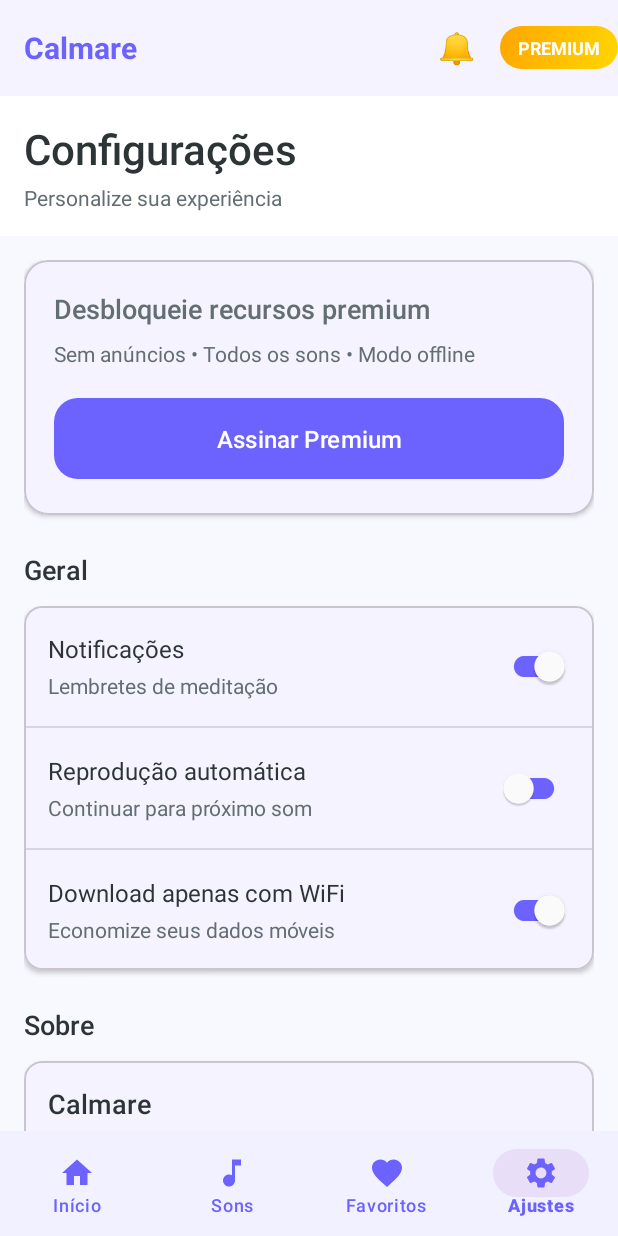
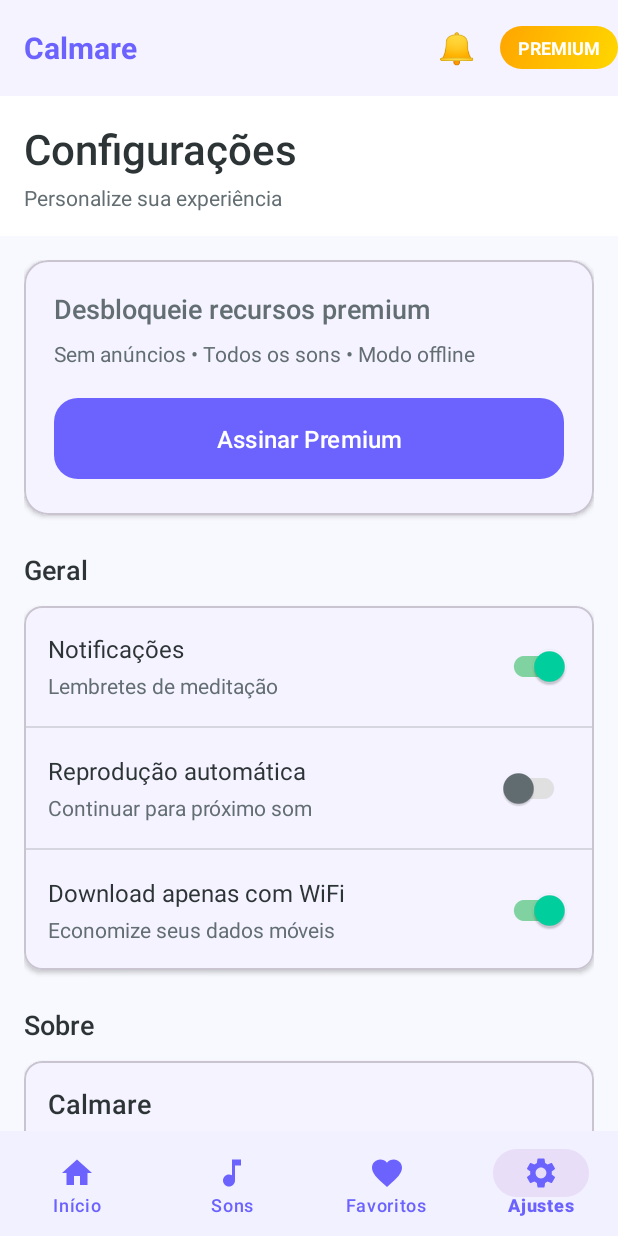
Before and after one commit to vandersonbraz/projeto-android, an Android app: the screen it shows after launch (MainActivity), item 4 of the bottom bar chosen, on a phone screen of 412 x 824 dp. Run offline under Robolectric (Android 15) with nearby library versions, the phone set to English and light mode, and no system bars; our stand-ins replace AdMob; libraries missing offline, so code that uses them is left out: com.android.billingclient; pictures from the network do not load; 5 statements that could not run were skipped.

Commit message:
Fix: Todas as melhorias de UX/UI solicitadas
✅ Correções implementadas:

1. **Removido warnings de compilação**
   - Parâmetros não utilizados em HomeFragment.openPlayer()

2. **Ícones Premium removidos**
   - Todos os sons são gratuitos agora
   - SoundsAdapter e SoundsHorizontalAdapter atualizados

3. **Player inicia PAUSADO**
   - Botão aparece como ▶️ Play ao abrir
   - Não toca automaticamente

4. **Switches ON/OFF com cores**
   - Verde (✅) quando ON
   - Cinza quando OFF
   - switch_thumb_color.xml e switch_track_color.xml criados

5. **Coração vermelho em favoritos**
   - Vermelho quando favoritado
   - Cinza quando não favoritado

6. **Botões de categorias redimensionados**
   - Texto menor (13sp)
   - Espaçamento reduzido (6dp)
   - Cabem todos na tela sem scroll

7. **Card Respiração 5 minutos corrigido**
   - Função openPlayer() atualizada

Arquivos modificados:
- PlayerActivity.kt
- SoundsAdapter.kt
- SoundsHorizontalAdapter.kt
- HomeFragment.kt
- fragment_settings.xml
- fragment_sounds.xml
- themes.xml
- color/switch_thumb_color.xml (novo)
- color/switch_track_color.xml (novo)

```diff
--- a/CalmareApp/app/src/main/java/com/calmare/app/ui/adapters/SoundsAdapter.kt
+++ b/CalmareApp/app/src/main/java/com/calmare/app/ui/adapters/SoundsAdapter.kt
@@ -39,8 +39,8 @@ class SoundsAdapter(
         holder.tvDuration.text = formatDuration(sound.duration)
         holder.tvCategory.text = sound.category
 
-        // Mostra badge premium se necessário
-        holder.chipPremium.visibility = if (sound.isPremium) View.VISIBLE else View.GONE
+        // Premium removido - todos os sons são gratuitos agora
+        holder.chipPremium.visibility = View.GONE
 
         // Click listeners
         holder.itemView.setOnClickListener {
--- a/CalmareApp/app/src/main/java/com/calmare/app/ui/adapters/SoundsHorizontalAdapter.kt
+++ b/CalmareApp/app/src/main/java/com/calmare/app/ui/adapters/SoundsHorizontalAdapter.kt
@@ -35,8 +35,8 @@ class SoundsHorizontalAdapter(
         holder.tvTitle.text = sound.title
         holder.tvDuration.text = formatDuration(sound.duration)
 
-        // Show premium badge if needed
-        holder.chipPremium.visibility = if (sound.isPremium) View.VISIBLE else View.GONE
+        // Premium removido - todos os sons são gratuitos agora
+        holder.chipPremium.visibility = View.GONE
 
         // Click listener
         holder.itemView.setOnClickListener {
--- a/CalmareApp/app/src/main/java/com/calmare/app/ui/fragments/HomeFragment.kt
+++ b/CalmareApp/app/src/main/java/com/calmare/app/ui/fragments/HomeFragment.kt
@@ -46,7 +46,7 @@ class HomeFragment : Fragment() {
 
         // Setup quick session button
         view.findViewById<Button>(R.id.btn_start_quick_session)?.setOnClickListener {
-            openPlayer("Respiração 5 Minutos", 300)
+            openPlayer()
         }
 
         // 🎬 BOTÕES DE TESTE DE ANÚNCIOS (Remover antes de publicar)
@@ -179,7 +179,7 @@ class HomeFragment : Fragment() {
         recyclerView.adapter = adapter
     }
 
-    private fun openPlayer(title: String, duration: Int) {
+    private fun openPlayer() {
         // Busca o som "Respiração Consciente" no repositório
         val sound = SoundsRepository.sounds.find { it.id == 5 } // ID 5 = Respiração Consciente
 
--- /dev/null
+++ b/CalmareApp/app/src/main/res/color/switch_thumb_color.xml
@@ -0,0 +1,7 @@
+<?xml version="1.0" encoding="utf-8"?>
+<selector xmlns:android="http://schemas.android.com/apk/res/android">
+    <!-- Thumb color when checked (ON) -->
+    <item android:color="@color/success" android:state_checked="true"/>
+    <!-- Thumb color when unchecked (OFF) -->
+    <item android:color="@color/text_secondary"/>
+</selector>
--- /dev/null
+++ b/CalmareApp/app/src/main/res/color/switch_track_color.xml
@@ -0,0 +1,7 @@
+<?xml version="1.0" encoding="utf-8"?>
+<selector xmlns:android="http://schemas.android.com/apk/res/android">
+    <!-- Track color when checked (ON) - verde claro -->
+    <item android:color="#80D2A0" android:state_checked="true"/>
+    <!-- Track color when unchecked (OFF) - cinza claro -->
+    <item android:color="@color/border_light"/>
+</selector>
--- a/CalmareApp/app/src/main/res/layout/fragment_settings.xml
+++ b/CalmareApp/app/src/main/res/layout/fragment_settings.xml
@@ -147,8 +147,8 @@
                             android:id="@+id/switch_notifications"
                             android:layout_width="wrap_content"
                             android:layout_height="wrap_content"
-                            app:thumbTint="@color/white"
-                            app:trackTint="@color/primary" />
+                            app:thumbTint="@color/switch_thumb_color"
+                            app:trackTint="@color/switch_track_color" />
 
                     </LinearLayout>
 
@@ -186,8 +186,8 @@
                             android:id="@+id/switch_autoplay"
                             android:layout_width="wrap_content"
                             android:layout_height="wrap_content"
-                            app:thumbTint="@color/white"
-                            app:trackTint="@color/primary" />
+                            app:thumbTint="@color/switch_thumb_color"
+                            app:trackTint="@color/switch_track_color" />
 
                     </LinearLayout>
 
@@ -225,8 +225,8 @@
                             android:id="@+id/switch_download_wifi"
                             android:layout_width="wrap_content"
                             android:layout_height="wrap_content"
-                            app:thumbTint="@color/white"
-                            app:trackTint="@color/primary" />
+                            app:thumbTint="@color/switch_thumb_color"
+                            app:trackTint="@color/switch_track_color" />
 
                     </LinearLayout>
 
--- a/CalmareApp/app/src/main/res/layout/fragment_sounds.xml
+++ b/CalmareApp/app/src/main/res/layout/fragment_sounds.xml
@@ -47,13 +47,14 @@
             android:layout_height="wrap_content"
             app:singleSelection="true"
             app:singleLine="true"
-            app:chipSpacingHorizontal="8dp">
+            app:chipSpacingHorizontal="6dp">
 
             <com.google.android.material.chip.Chip
                 android:id="@+id/chip_all"
                 android:layout_width="wrap_content"
                 android:layout_height="wrap_content"
                 android:text="Todos"
+                android:textSize="13sp"
                 android:checked="true"
                 style="@style/Widget.Material3.Chip.Filter" />
 
@@ -62,6 +63,7 @@
                 android:layout_width="wrap_content"
                 android:layout_height="wrap_content"
                 android:text="Natureza"
+                android:textSize="13sp"
                 style="@style/Widget.Material3.Chip.Filter" />
 
             <com.google.android.material.chip.Chip
@@ -69,6 +71,7 @@
                 android:layout_width="wrap_content"
                 android:layout_height="wrap_content"
                 android:text="Meditação"
+                android:textSize="13sp"
                 style="@style/Widget.Material3.Chip.Filter" />
 
             <com.google.android.material.chip.Chip
@@ -76,6 +79,7 @@
                 android:layout_width="wrap_content"
                 android:layout_height="wrap_content"
                 android:text="Música"
+                android:textSize="13sp"
                 style="@style/Widget.Material3.Chip.Filter" />
         </com.google.android.material.chip.ChipGroup>
 
--- a/CalmareApp/app/src/main/res/values/themes.xml
+++ b/CalmareApp/app/src/main/res/values/themes.xml
@@ -121,4 +121,10 @@
         <item name="cardElevation">4dp</item>
         <item name="contentPadding">16dp</item>
     </style>
+
+    <!-- Switch Style - ON = Verde, OFF = Cinza -->
+    <style name="Widget.Calmare.Switch" parent="Widget.Material3.CompoundButton.MaterialSwitch">
+        <item name="thumbTint">@color/switch_thumb_color</item>
+        <item name="trackTint">@color/switch_track_color</item>
+    </style>
 </resources>
```
Also changed, not shown: CalmareApp/app/src/main/java/com/calmare/app/ui/PlayerActivity.kt (+12 -1 lines).
